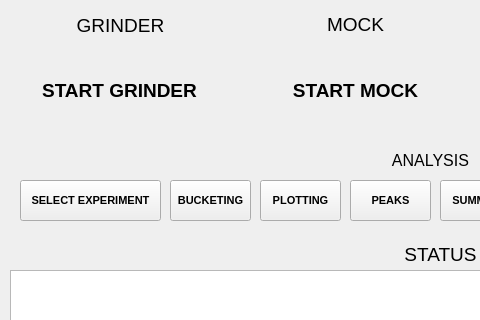
First picture: the form in style/interface.ui, repository lasseaeggen/SiNRI, before the edit; both pictures show x 0 to 480 and y 0 to 320 of the 860 by 450 pixel window.
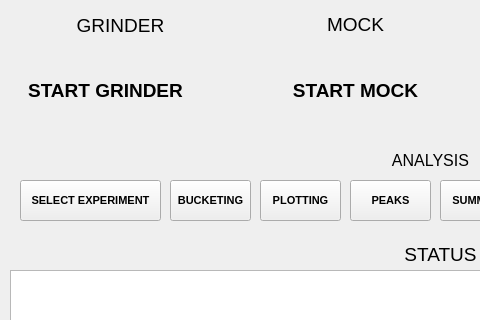
Second picture: the form after the edit.

The edit to the form file:
```diff
--- a/style/interface.ui
+++ b/style/interface.ui
@@ -64,7 +64,7 @@
      <rect>
       <x>10</x>
       <y>40</y>
-      <width>199</width>
+      <width>171</width>
       <height>81</height>
      </rect>
     </property>
@@ -81,7 +81,7 @@
      <enum>Qt::PreventContextMenu</enum>
     </property>
     <property name="autoFillBackground">
-     <bool>false</bool>
+     <bool>true</bool>
     </property>
     <property name="styleSheet">
      <string notr="true">background-color: &quot;#21c226&quot;;
```
Left out of the diff: 38 changed lines with no effect on the pictures.
